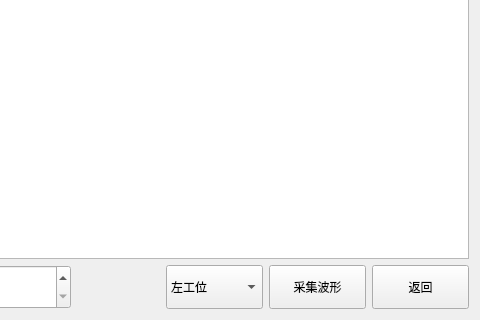
Qt form PageMag.ui (bloglink/aip-tester) before a commit; both pictures show x 320 to 800 and y 280 to 600 of the 800 by 600 pixel window.
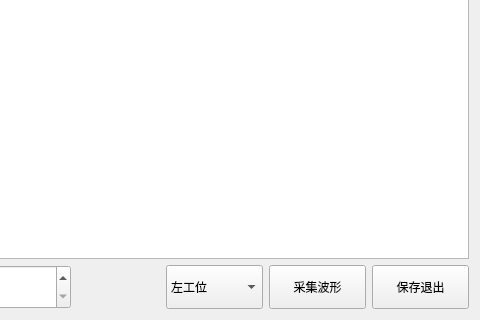
The same form after that commit.

Commit message: style:(2.1.0.170329)改返回为保存退出

The edit to the form file:
```diff
--- a/PageMag.ui
+++ b/PageMag.ui
@@ -81,7 +81,7 @@
         </size>
        </property>
        <property name="text">
-        <string>返回</string>
+        <string>保存退出</string>
        </property>
       </widget>
      </item>
```
The commit also changes 7 other files.
